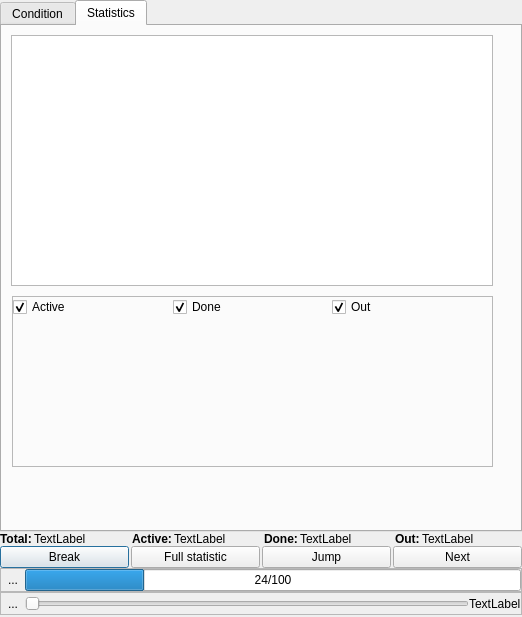
Before: the Qt Designer form glsldb/ShaderLib/ui/loopdialog.ui in SirAnthony/GLSL-Debugger, drawn with Qt 5.
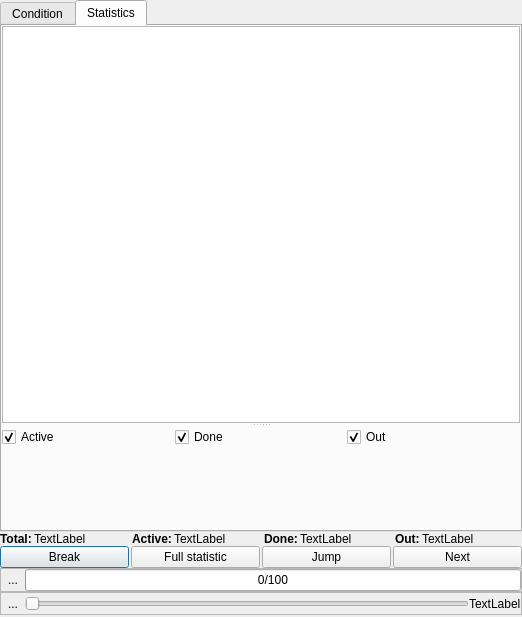
After: the same form once the commit is applied. The open tabs and pages were chosen to show the change. Icons and pictures are not drawn. Custom widgets are drawn as their Qt base class.

What changed in the file:
```diff
--- a/glsldb/ShaderLib/ui/loopdialog.ui
+++ b/glsldb/ShaderLib/ui/loopdialog.ui
@@ -60,15 +60,19 @@
       <attribute name="title">
        <string>Statistics</string>
       </attribute>
+      <layout class="QGridLayout" name="gridLayout_3">
+       <property name="margin">
+        <number>0</number>
+       </property>
+       <property name="spacing">
+        <number>0</number>
+       </property>
+       <item row="0" column="0">
+        <widget class="QSplitter" name="splitter">
+         <property name="orientation">
+          <enum>Qt::Vertical</enum>
+         </property>
       <widget class="QTableView" name="tvStatTable">
-       <property name="geometry">
-        <rect>
-         <x>9</x>
-         <y>9</y>
-         <width>482</width>
-         <height>251</height>
-        </rect>
-       </property>
        <property name="selectionMode">
         <enum>QAbstractItemView::NoSelection</enum>
        </property>
@@ -88,22 +92,8 @@
         <bool>false</bool>
        </property>
       </widget>
-      <widget class="QFrame" name="fCurves">
-       <property name="geometry">
-        <rect>
-         <x>10</x>
-         <y>270</y>
-         <width>481</width>
-         <height>171</height>
-        </rect>
-       </property>
-       <property name="frameShape">
-        <enum>QFrame::StyledPanel</enum>
-       </property>
-       <property name="frameShadow">
-        <enum>QFrame::Raised</enum>
-       </property>
-       <layout class="QVBoxLayout">
+         <widget class="QWidget" name="fCurves" native="true">
+          <layout class="QVBoxLayout" name="_2">
         <property name="spacing">
          <number>0</number>
         </property>
@@ -111,7 +101,7 @@
          <number>0</number>
         </property>
         <item>
-         <layout class="QHBoxLayout">
+            <layout class="QHBoxLayout" name="horizontalLayout">
           <property name="spacing">
            <number>0</number>
           </property>
@@ -151,22 +141,45 @@
          </layout>
         </item>
         <item>
-         <widget class="QFrame" name="fCurvesDisplay">
+            <widget class="CurveView" name="fCurvesDisplay">
+             <property name="sizePolicy">
+              <sizepolicy hsizetype="Preferred" vsizetype="Preferred">
+               <horstretch>0</horstretch>
+               <verstretch>0</verstretch>
+              </sizepolicy>
+             </property>
+             <property name="minimumSize">
+              <size>
+               <width>0</width>
+               <height>30</height>
+              </size>
+             </property>
           <property name="frameShape">
            <enum>QFrame::NoFrame</enum>
           </property>
           <property name="frameShadow">
            <enum>QFrame::Raised</enum>
           </property>
+             <layout class="QVBoxLayout" name="verticalLayout_3">
+              <property name="spacing">
+               <number>0</number>
+              </property>
+              <property name="margin">
+               <number>0</number>
+              </property>
+             </layout>
          </widget>
         </item>
        </layout>
       </widget>
      </widget>
-    </widget>
+       </item>
+      </layout>
+     </widget>
+    </widget>
    </item>
    <item>
-    <layout class="QVBoxLayout">
+    <layout class="QVBoxLayout" name="verticalLayout">
      <property name="spacing">
       <number>0</number>
      </property>
@@ -174,17 +187,7 @@
       <number>0</number>
      </property>
      <item>
-      <layout class="QHBoxLayout">
-       <property name="spacing">
-        <number>0</number>
-       </property>
-       <property name="margin">
-        <number>0</number>
-       </property>
-      </layout>
-     </item>
-     <item>
-      <layout class="QHBoxLayout">
+      <layout class="QHBoxLayout" name="horizontalLayout_7">
        <property name="spacing">
         <number>5</number>
        </property>
@@ -192,7 +195,7 @@
         <number>0</number>
        </property>
        <item>
-        <layout class="QHBoxLayout">
+        <layout class="QHBoxLayout" name="horizontalLayout_2">
          <property name="spacing">
           <number>2</number>
          </property>
@@ -228,7 +231,7 @@
         </layout>
        </item>
        <item>
-        <layout class="QHBoxLayout">
+        <layout class="QHBoxLayout" name="horizontalLayout_4">
          <property name="spacing">
           <number>2</number>
          </property>
@@ -264,7 +267,7 @@
         </layout>
        </item>
        <item>
-        <layout class="QHBoxLayout">
+        <layout class="QHBoxLayout" name="horizontalLayout_6">
          <property name="spacing">
           <number>2</number>
          </property>
@@ -300,7 +303,7 @@
         </layout>
        </item>
        <item>
-        <layout class="QHBoxLayout">
+        <layout class="QHBoxLayout" name="horizontalLayout_5">
          <property name="spacing">
           <number>2</number>
          </property>
@@ -338,7 +341,7 @@
       </layout>
      </item>
      <item>
-      <layout class="QHBoxLayout">
+      <layout class="QHBoxLayout" name="horizontalLayout_3">
        <property name="spacing">
         <number>2</number>
        </property>
@@ -410,7 +413,7 @@
         <item>
          <widget class="QProgressBar" name="pbProgress">
           <property name="value">
-           <number>24</number>
+           <number>0</number>
           </property>
           <property name="orientation">
            <enum>Qt::Horizontal</enum>
@@ -479,7 +482,7 @@
       </widget>
      </item>
      <item>
-      <spacer>
+      <spacer name="spacer">
        <property name="orientation">
         <enum>Qt::Vertical</enum>
        </property>
@@ -498,6 +501,14 @@
    </item>
   </layout>
  </widget>
+ <customwidgets>
+  <customwidget>
+   <class>CurveView</class>
+   <extends>QFrame</extends>
+   <header>dialogs/curveview.h</header>
+   <container>1</container>
+  </customwidget>
+ </customwidgets>
  <resources>
   <include location="../glslDevil.qrc"/>
  </resources>
```
Left out of the diff: 121 changed lines with no effect on the pictures. Lines whose indentation alone changed are shown as unchanged.
